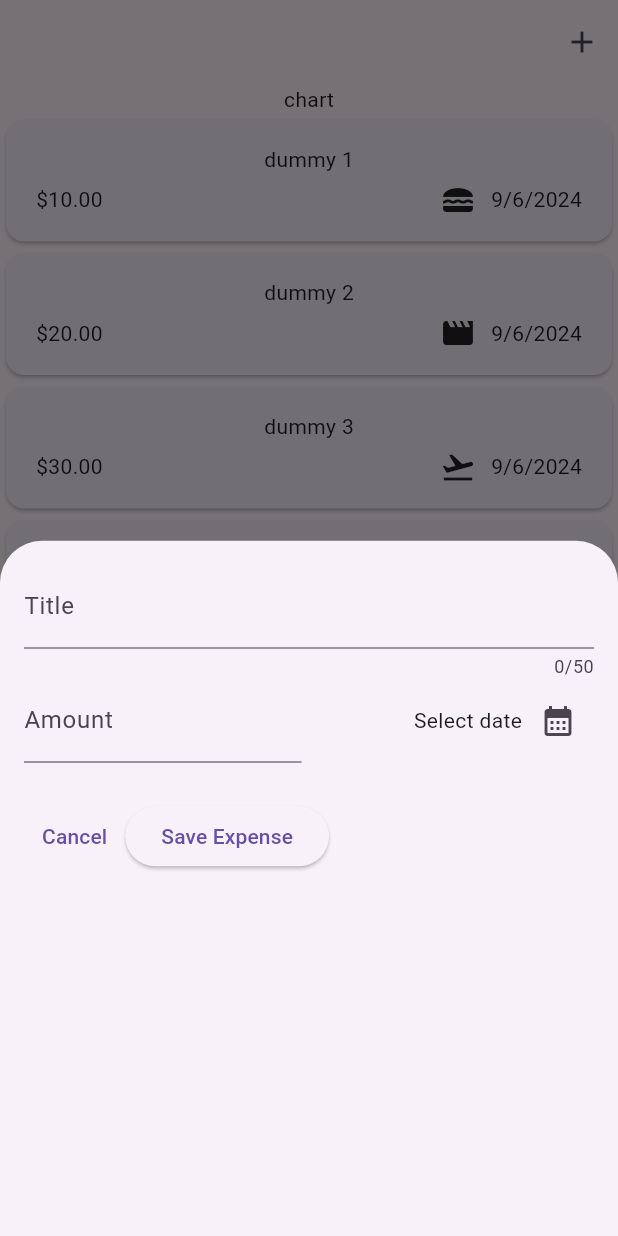
After one commit to FrankCaglianone/BudgetBuddy, a Flutter app: the screen it shows after launch, after a tap on the "add" icon, on a phone screen of 412 x 824 dp. The commit adds this screen. Run offline on Flutter 3.47's test engine with Material 3 defaults, Android fonts, the phone set to English and light mode, and no system bars.

Commit message:
working on the add expenses Modal Bottom Sheet

```diff
--- a/budget_buddy/lib/screens/expenses.dart
+++ b/budget_buddy/lib/screens/expenses.dart
@@ -1,4 +1,5 @@
 import 'package:budget_buddy/models/expense.dart';
+import 'package:budget_buddy/widgets/expenses_list/add_expense.dart';
 import 'package:budget_buddy/widgets/expenses_list/expenses_list.dart';
 import 'package:flutter/material.dart';
 
@@ -21,9 +22,22 @@ class _ExpensesState extends State<Expenses> {
   ];
 
 
+
+  void _openAddExpenseOverlay() {
+    showModalBottomSheet(context: context, builder: (ctx) {
+      return const AddExpense();
+    });
+  }
+
+
   @override
   Widget build(BuildContext context) {
     return Scaffold(
+      appBar: AppBar(
+        actions: [
+          IconButton(onPressed: _openAddExpenseOverlay, icon: const Icon(Icons.add)),
+        ]
+      ),
       body: Column(
         children: [
           const Text("chart"),
--- /dev/null
+++ b/budget_buddy/lib/widgets/expenses_list/add_expense.dart
@@ -0,0 +1,125 @@
+import 'package:flutter/material.dart';
+import 'package:intl/intl.dart';
+
+
+class AddExpense extends StatefulWidget{
+  const AddExpense({super.key});
+
+  @override
+  State<StatefulWidget> createState() {
+    return _AddExpense();
+  }
+}
+
+
+
+
+class _AddExpense extends State<AddExpense> {
+
+  // Controllers Instantiation
+  final _titleController = TextEditingController();
+  final _amountController = TextEditingController();
+
+  // Controllers Disposal
+  @override
+  void dispose() {
+    _titleController.dispose();
+    _amountController.dispose();
+    super.dispose();
+  }
+
+
+
+
+
+
+  final formatter = DateFormat.yMd();
+  DateTime? _selectedDate;
+
+  void _showDatePicker() async {
+    final now = DateTime.now();
+    final firstDate = DateTime(now.year - 1, now.month, now.day);
+    final pickedDate = await showDatePicker(context: context, firstDate: firstDate, lastDate: now);
+    setState(() {
+      _selectedDate = pickedDate;
+    });
+  }
+
+
+  @override
+  Widget build(BuildContext context) {
+    return Padding(
+      padding: const EdgeInsets.all(16),
+      child: Column(
+        children: [
+          // Add Title
+          TextField(
+            controller: _titleController,
+            maxLength: 50,
+            decoration: const InputDecoration(
+              label: Text("Title")
+            ),
+          ),
+
+          Row(
+            children: [
+              // Add Amount
+              Expanded(
+                child: TextField(
+                  controller: _amountController,
+                  keyboardType: TextInputType.number,
+                  decoration: const InputDecoration(
+                    prefixText: '\$',
+                    label: Text("Amount")
+                  ),
+                ),
+              ),
+
+              // Sized Box
+              const SizedBox(width: 10),
+
+              // Add Date
+              Expanded(
+                child: Row(
+                  mainAxisAlignment: MainAxisAlignment.end,
+                  children: [
+                    Text(_selectedDate == null ? "Select date" : formatter.format(_selectedDate!)),
+                    IconButton(
+                      onPressed: _showDatePicker,
+                      icon: const Icon(Icons.calendar_month)
+                    ),
+                  ],
+                ),
+              )
+            ],
+          ),
+
+          const SizedBox(height: 25),
+
+          // Buttons
+          Row(
+            children: [
+              // Cancel Expense Button
+              TextButton(
+                 onPressed: () {
+                  Navigator.pop(context);
+                 },
+                 child: const Text("Cancel")
+              ),
+
+              // Add Expense Button
+              ElevatedButton(
+                onPressed: () {
+                  print(_titleController.text);
+                  print(_amountController.text);
+                },
+                child: const Text("Save Expense")
+              ),
+
+            ],
+          )
+        ],
+      ),
+    );
+  }
+}
```
